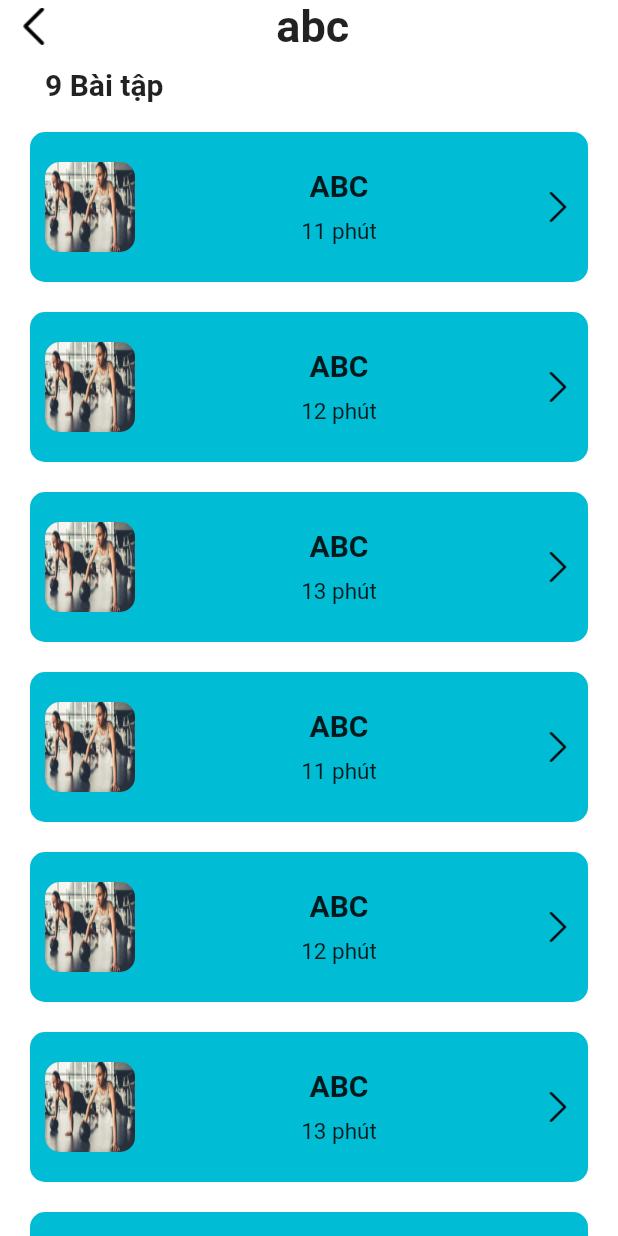
After one commit to AnQuoc2407/fitness-and-healthy-app, a Flutter app: the screen it shows after launch, after a tap on "FullBodyProgram", on a phone screen of 412 x 824 dp. The commit adds this screen. Run offline on Flutter 3.47's test engine with Material 2 defaults, Android fonts, the phone set to English and light mode, and no system bars.

Commit message:
Screen Detail

```diff
--- a/fitnessandhealthy/fitnessandhealthy/lib/Home/HomeWidget.dart
+++ b/fitnessandhealthy/fitnessandhealthy/lib/Home/HomeWidget.dart
@@ -1,4 +1,5 @@
 import 'package:fitnessandhealthy/data/ConstanData.dart';
+import 'package:fitnessandhealthy/detail/ScreenDetailHome.dart';
 import 'package:flutter/cupertino.dart';
 import 'package:flutter/material.dart';
 
@@ -21,20 +22,39 @@ class StateHomeWidget extends State<HomeWidget> {
             Stack(
               children: [
                 Container(
-                  height: MediaQuery.of(context).size.height *0.4,
+                  height: MediaQuery.of(context).size.height * 0.4,
                   width: double.infinity,
-                  child: Image.asset('images/cardio.jpg',fit: BoxFit.fill,),
+                  child: Image.asset(
+                    'images/cardio.jpg',
+                    fit: BoxFit.fill,
+                  ),
                 ),
                 Positioned(
                   top: 50,
                   left: 0,
                   right: 0,
-                  child:  Row(
+                  child: Row(
                     mainAxisAlignment: MainAxisAlignment.spaceBetween,
                     children: [
-                      Image.asset('images/listtext.png',height: 50,width: 50,color: Colors.black,),
-                      Text('FitApp',style: TextStyle(color:Colors.white,fontWeight: FontWeight.bold,fontSize: 30),),
-                      Image.asset('images/settings.png',height: 50,width: 50,color: Colors.black,),
+                      Image.asset(
+                        'images/listtext.png',
+                        height: 50,
+                        width: 50,
+                        color: Colors.black,
+                      ),
+                      Text(
+                        'FitApp',
+                        style: TextStyle(
+                            color: Colors.white,
+                            fontWeight: FontWeight.bold,
+                            fontSize: 30),
+                      ),
+                      Image.asset(
+                        'images/settings.png',
+                        height: 50,
+                        width: 50,
+                        color: Colors.black,
+                      ),
                     ],
                   ),
                 ),
@@ -42,7 +62,7 @@ class StateHomeWidget extends State<HomeWidget> {
                     bottom: 10,
                     left: 10,
                     right: 10,
-                    child:TextField(
+                    child: TextField(
                       decoration: new InputDecoration(
                           border: new OutlineInputBorder(
                             borderRadius: const BorderRadius.all(
@@ -52,24 +72,37 @@ class StateHomeWidget extends State<HomeWidget> {
                           filled: true,
                           hintStyle: new TextStyle(color: Colors.grey[800]),
                           hintText: "Type in your text",
-                          fillColor: Colors.white70
-                      ),
-                    )
-                )
+                          fillColor: Colors.white70),
+                    ))
               ],
             ),
-            SizedBox(height: 20,),
+            SizedBox(
+              height: 20,
+            ),
             Container(
               margin: EdgeInsets.only(left: 20),
-              child: Text('Top Trends',style: TextStyle(color: Colors.black,fontSize: 30,fontWeight: FontWeight.bold),),
+              child: Text(
+                'Top Trends',
+                style: TextStyle(
+                    color: Colors.black,
+                    fontSize: 30,
+                    fontWeight: FontWeight.bold),
+              ),
             ),
             Expanded(
               child: ListView.builder(
                 itemCount: listHome.length,
-                  itemBuilder: (context,index){
-                    return Container(
+                itemBuilder: (context, index) {
+                  return GestureDetector(
+                    onTap: () {
+                      Navigator.push(
+                          context,
+                          MaterialPageRoute(
+                              builder: (context) => ScreenDetailHome(index: index,title: listHome[index].message,)));
+                    },
+                    child: Container(
                       margin: EdgeInsets.all(20),
-                        height: MediaQuery.of(context).size.height*0.2,
+                      height: MediaQuery.of(context).size.height * 0.2,
                       width: double.infinity,
                       decoration: BoxDecoration(
                         image: DecorationImage(
@@ -84,9 +117,22 @@ class StateHomeWidget extends State<HomeWidget> {
                           crossAxisAlignment: CrossAxisAlignment.start,
                           mainAxisAlignment: MainAxisAlignment.end,
                           children: [
-                            Text(listHome[index].title,style: TextStyle(fontWeight: FontWeight.bold,fontSize: 25,color: Colors.black),),
-                            Text(listHome[index].message,style: TextStyle(fontWeight: FontWeight.bold,fontSize: 15,color: Colors.black),),
+                            Text(
+                              listHome[index].title,
+                              style: TextStyle(
+                                  fontWeight: FontWeight.bold,
+                                  fontSize: 25,
+                                  color: Colors.black),
+                            ),
+                            Text(
+                              listHome[index].message,
+                              style: TextStyle(
+                                  fontWeight: FontWeight.bold,
+                                  fontSize: 15,
+                                  color: Colors.black),
+                            ),
                           ],
+                        ),
                       ),
                     ),
                   );
--- a/fitnessandhealthy/fitnessandhealthy/lib/data/ConstanData.dart
+++ b/fitnessandhealthy/fitnessandhealthy/lib/data/ConstanData.dart
@@ -1,7 +1,20 @@
 import 'package:fitnessandhealthy/model/ModelItemHome.dart';
+import 'package:fitnessandhealthy/model/ModelListDetail.dart';
 
 List<ModelItemHome> listHome = [
   ModelItemHome('FullBodyProgram', 'abc', 'images/shoulder.jpg'),
   ModelItemHome('FullBodyProgram', 'abc', 'images/shoulder.jpg'),
   ModelItemHome('FullBodyProgram', 'abc', 'images/shoulder.jpg'),
 ];
+
+List<ModelListDetail> listDetail = [
+  ModelListDetail('ABC', '11 phút', 'images/shoulder.jpg'),
+  ModelListDetail('ABC', '12 phút', 'images/shoulder.jpg'),
+  ModelListDetail('ABC', '13 phút', 'images/shoulder.jpg'),
+  ModelListDetail('ABC', '11 phút', 'images/shoulder.jpg'),
+  ModelListDetail('ABC', '12 phút', 'images/shoulder.jpg'),
+  ModelListDetail('ABC', '13 phút', 'images/shoulder.jpg'),
+  ModelListDetail('ABC', '11 phút', 'images/shoulder.jpg'),
+  ModelListDetail('ABC', '12 phút', 'images/shoulder.jpg'),
+  ModelListDetail('ABC', '13 phút', 'images/shoulder.jpg'),
+];
--- /dev/null
+++ b/fitnessandhealthy/fitnessandhealthy/lib/detail/ScreenDetailHome.dart
@@ -0,0 +1,115 @@
+import 'package:fitnessandhealthy/data/ConstanData.dart';
+import 'package:flutter/cupertino.dart';
+import 'package:flutter/material.dart';
+
+class ScreenDetailHome extends StatefulWidget {
+  final int index;
+  final String title;
+
+  const ScreenDetailHome({Key key, @required this.index, this.title});
+
+  @override
+  State<StatefulWidget> createState() {
+    return StateScreenDetailHome();
+  }
+}
+
+class StateScreenDetailHome extends State<ScreenDetailHome> {
+  @override
+  Widget build(BuildContext context) {
+    return Scaffold(
+      body: Container(
+        color: Colors.white,
+        child: SafeArea(
+          child: Column(
+            crossAxisAlignment: CrossAxisAlignment.start,
+            children: [
+              Container(
+                width: double.maxFinite,
+                child: Row(
+                  mainAxisAlignment: MainAxisAlignment.spaceBetween,
+                  children: [
+                    GestureDetector(
+                      onTap: (){
+                        Navigator.pop(context);
+                      },
+                      child: Container(
+                        margin: EdgeInsets.only(left: 10),
+                        child: Image.asset(
+                          'images/back.png',
+                          width: 25,
+                          height: 25,
+                        ),
+                      ),
+                    ),
+                    Text(
+                      widget.title,
+                      style: TextStyle(fontWeight: FontWeight.bold, fontSize: 30),
+                    ),
+                    SizedBox(
+                      width: 30,
+                    )
+                  ],
+                ),
+              ),
+              SizedBox(height: 10,),
+              Container(
+                  margin: EdgeInsets.only(left: 30),
+                  child: Text(
+                    '${listDetail.length} Bài tập',
+                    style: TextStyle(fontSize: 20, fontWeight: FontWeight.bold),
+                  )),
+              SizedBox(height: 10,),
+              Expanded(
+                child: Container(
+                  child: ListView.builder(
+                      itemCount: listDetail.length,
+                      itemBuilder: (context, index) {
+                        return Container(
+                          height: 100,
+                          margin: EdgeInsets.only(
+                              left: 20, right: 20, top: 10, bottom: 10),
+                          padding: EdgeInsets.all(10),
+                          width: double.maxFinite,
+                          decoration: BoxDecoration(
+                            borderRadius: BorderRadius.circular(10),
+                            color: Colors.cyan,
+                          ),
+                          child: Row(
+                            mainAxisAlignment: MainAxisAlignment.spaceBetween,
+                            children: [
+                              ClipRRect(
+                                borderRadius: new BorderRadius.circular(10.0),
+                                child: Image(
+                                  fit: BoxFit.fill,
+                                  image: AssetImage(listDetail[index].image),
+                                  width: 60.0,
+                                  height: 60.0,
+                                ),
+                              ),
+                              Column(
+                                mainAxisAlignment: MainAxisAlignment.center,
+                                children: [
+                                  Text(listDetail[index].title,style: TextStyle(fontWeight: FontWeight.bold,fontSize: 20),),
+                                  SizedBox(height: 10,),
+                                  Text(listDetail[index].time,style: TextStyle(fontSize: 15),),
+                                ],
+                              ),
+                              Container(
+                                height: 20,
+                                width: 20,
+                                child: Image.asset('images/next.png'),
+                              )
+                            ],
+                          ),
+                        );
+                      }),
+                ),
+              )
+            ],
+          ),
+        ),
+      ),
+    );
+  }
+}
--- /dev/null
+++ b/fitnessandhealthy/fitnessandhealthy/lib/model/ModelListDetail.dart
@@ -0,0 +1,6 @@
+class ModelListDetail {
+  String title;
+  String time;
+  String image;
+  ModelListDetail(this.title, this.time, this.image);
+}
--- a/fitnessandhealthy/fitnessandhealthy/pubspec.yaml
+++ b/fitnessandhealthy/fitnessandhealthy/pubspec.yaml
@@ -53,6 +53,8 @@ flutter:
      - images/workout.jpg
      - images/listtext.png
      - images/settings.png
+     - images/back.png
+     - images/next.png
 
   # An image asset can refer to one or more resolution-specific "variants", see
   # https://flutter.dev/assets-and-images/#resolution-aware.
```
Also changed, not shown: fitnessandhealthy/fitnessandhealthy/images/back.png (added), fitnessandhealthy/fitnessandhealthy/images/next.png (added). Lines whose indentation alone changed are shown as unchanged.
